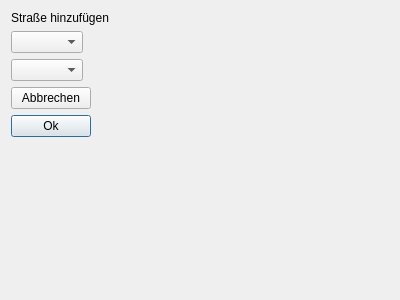
Old version of the form V09/Streetplanner/addstreetdialog.ui in the repository yzaimoglu/rwth-pi1.
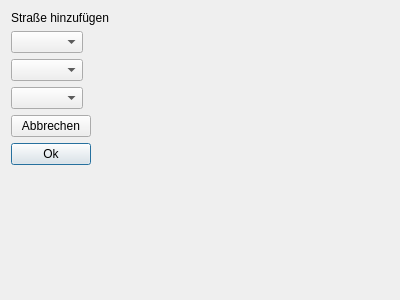
New version of the form.

Commit message: Added city and street types

The edit to the form file:
```diff
--- a/V09/Streetplanner/addstreetdialog.ui
+++ b/V09/Streetplanner/addstreetdialog.ui
@@ -27,14 +27,14 @@
    <item row="2" column="0">
     <widget class="QComboBox" name="comboBox_secondCity"/>
    </item>
-   <item row="3" column="0">
+   <item row="4" column="0">
     <widget class="QPushButton" name="pushButton_cancel">
      <property name="text">
       <string>Abbrechen</string>
      </property>
     </widget>
    </item>
-   <item row="4" column="0">
+   <item row="5" column="0">
     <widget class="QPushButton" name="pushButton_ok">
      <property name="text">
       <string>Ok</string>
@@ -44,7 +44,7 @@
      </property>
     </widget>
    </item>
-   <item row="5" column="0">
+   <item row="6" column="0">
     <spacer name="verticalSpacer">
      <property name="orientation">
       <enum>Qt::Vertical</enum>
@@ -57,6 +57,9 @@
      </property>
     </spacer>
    </item>
+   <item row="3" column="0">
+    <widget class="QComboBox" name="comboBox_streetType"/>
+   </item>
   </layout>
  </widget>
  <resources/>
```
The commit also changes 68 other files.
